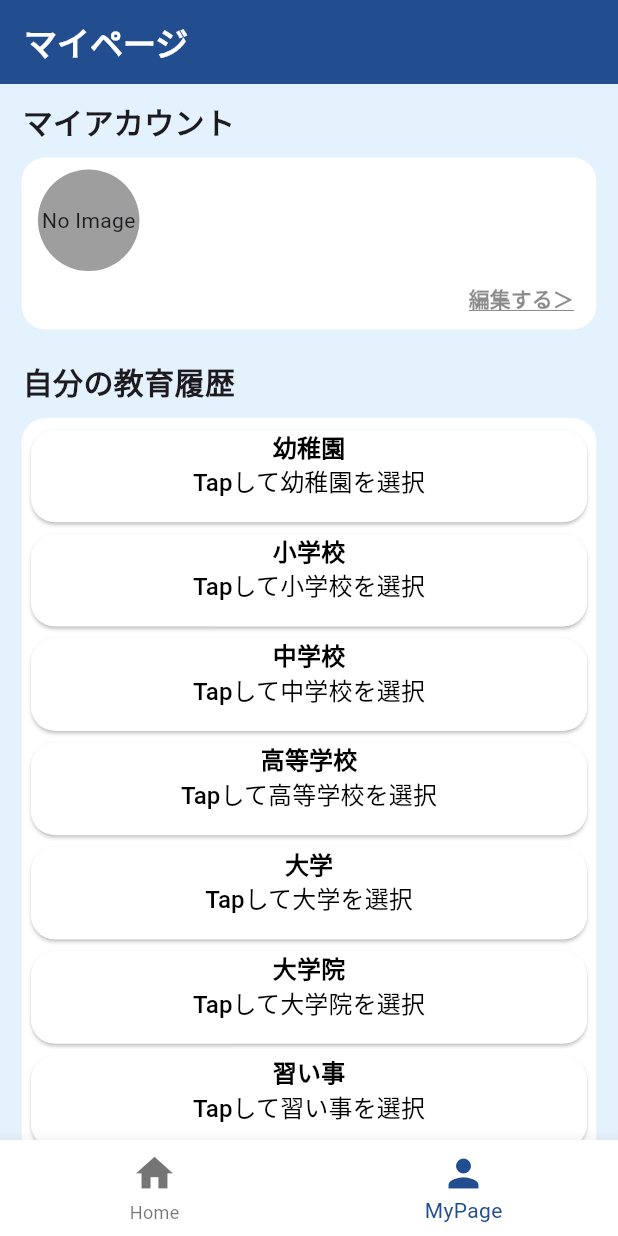
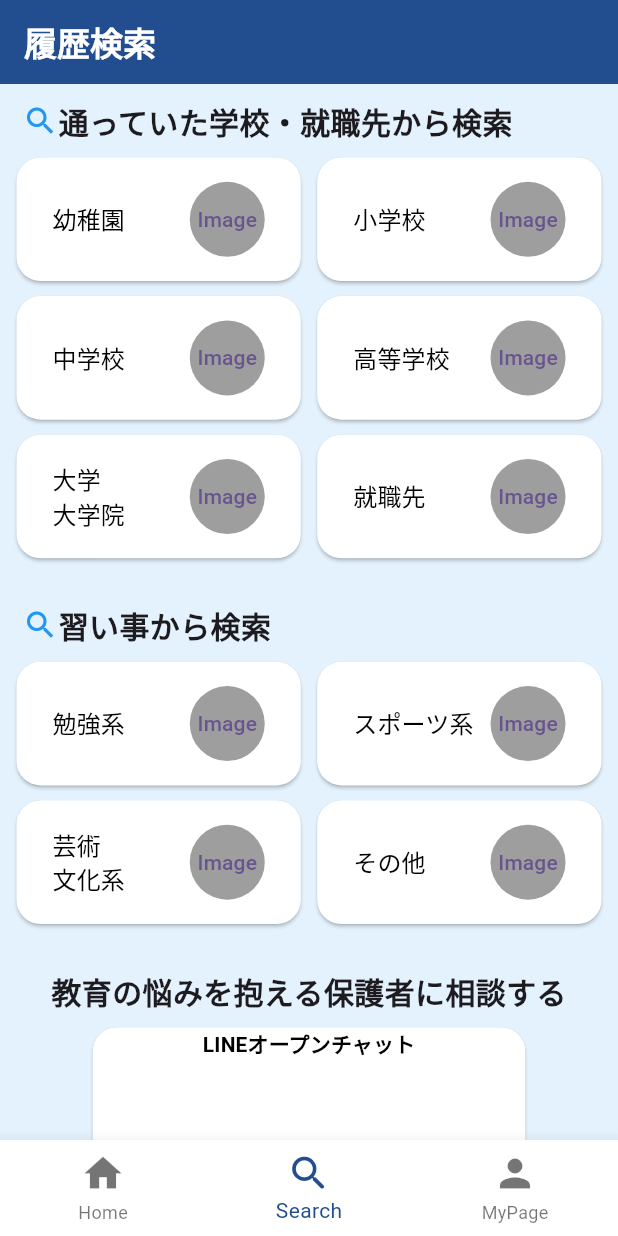
Before and after one commit to ziburi-hiro/new_plusch, a Flutter app: the TabBarPage screen opened by its route, item 2 of the bottom bar chosen, on a phone screen of 412 x 824 dp. Run offline on Flutter 3.47's test engine with Material 3 defaults, Android fonts, the phone set to English and light mode, and no system bars; our stand-ins replace carousel_slider, cloud_firestore, dots_indicator, firebase_auth, firebase_core, flutter_screenutil and 2 more; accounts and stored records are empty.

Commit message:
make history search page UI

```diff
--- a/lib/Components/TabBar.dart
+++ b/lib/Components/TabBar.dart
@@ -1,7 +1,8 @@
 import 'package:flutter/material.dart';
 import 'package:plusch/Constants/colors.dart';
-import 'package:plusch/Screen/home_page.dart';
-import 'package:plusch/Screen/mypage.dart';
+import 'package:plusch/Screen/after_login/home_page.dart';
+import 'package:plusch/Screen/after_login/mypage.dart';
+import 'package:plusch/Screen/after_login/search_history_page.dart';
 
 class TabBarPage extends StatefulWidget {
   const TabBarPage({super.key});
@@ -14,6 +15,7 @@ class _TabBarPageState extends State<TabBarPage> {
   int selectedIndex = 0;
   List<Widget> pageList = [
     const HomePage(),
+    const SearchHistoryPage(),
     const MyPage(),
   ];
 
@@ -41,6 +43,10 @@ class _TabBarPageState extends State<TabBarPage> {
               label: 'Home',
             ),
             BottomNavigationBarItem(
+              icon: Icon(Icons.search_rounded),
+              label: 'Search'
+            ),
+            BottomNavigationBarItem(
               icon: Icon(Icons.person),
               label: 'MyPage'
             )
--- /dev/null
+++ b/lib/Components/searchistorybutton.dart
@@ -0,0 +1,51 @@
+import 'package:flutter/material.dart';
+
+class HistorySearchButton extends StatelessWidget {
+  const HistorySearchButton({
+    super.key,
+    required this.screenSize,
+    required this.name,
+  });
+
+  final Size screenSize;
+  final String name;
+
+  @override
+  Widget build(BuildContext context) {
+    return SizedBox(
+      height: screenSize.height*0.1,
+      width: screenSize.width*0.46,
+      child: ElevatedButton(
+        onPressed: () {},
+        style: ElevatedButton.styleFrom(
+          shape: RoundedRectangleBorder(
+            borderRadius: BorderRadius.circular(16),
+          ),
+          backgroundColor: Colors.white,
+        ),
+        child: Row(
+          children: [
+            Text(name,style: const TextStyle(
+              fontSize: 16,
+              color: Colors.black,
+            ),),
+
+            const Spacer(),
+
+            Container(
+              width: 50,
+              height: 50,
+              decoration: const BoxDecoration(
+                shape: BoxShape.circle,
+                color: Colors.grey,
+              ),
+              child: const Center(
+                child: Text('Image'),
+              ),
+            ),
+          ],
+        ),
+      ),
+    );
+  }
+}
--- a/lib/Screen/home_page.dart
+++ b/lib/Screen/after_login/home_page.dart
@@ -47,7 +47,7 @@ class _HomePageState extends State<HomePage> {
               children: [
 
                 const Padding(
-                  padding: EdgeInsets.all(8.0),
+                  padding: EdgeInsets.only(top: 10.0,left: 15.0),
                   child: Align(
                     alignment: Alignment.centerLeft,
                     child: Text('おすすめ教育履歴',style: TextStyle(
@@ -83,7 +83,7 @@ class _HomePageState extends State<HomePage> {
                 ),
 
                 const Padding(
-                  padding: EdgeInsets.all(8.0),
+                  padding: EdgeInsets.only(top: 10.0, left: 15.0),
                   child: Align(
                     alignment: Alignment.centerLeft,
                     child: Text('閲覧した教育履歴',style: TextStyle(
--- a/lib/Screen/mypage.dart
+++ b/lib/Screen/after_login/mypage.dart
@@ -126,12 +126,12 @@ class _MyPageState extends State<MyPage> {
                   ),
                 ),
 
-                ///自分の教育履歴
+                ///自分の履歴
                 const Padding(
                   padding: EdgeInsets.only(top: 10.0, left: 15.0),
                   child: Align(
                     alignment: Alignment.centerLeft,
-                    child: Text('自分の教育履歴',style: TextStyle(
+                    child: Text('自分の履歴',style: TextStyle(
                       fontWeight: FontWeight.bold,
                       fontSize: 20,
                     ),),
@@ -157,7 +157,7 @@ class _MyPageState extends State<MyPage> {
                           SchoolSelectButton(screenSize: screenSize, kindOfSchool: '高等学校', kindOfSchoolEng: 'HighSchool',),
                           SchoolSelectButton(screenSize: screenSize, kindOfSchool: '大学', kindOfSchoolEng: 'University',),
                           SchoolSelectButton(screenSize: screenSize, kindOfSchool: '大学院', kindOfSchoolEng: 'GraduateSchool',),
-                          SchoolSelectButton(screenSize: screenSize, kindOfSchool: '習い事', kindOfSchoolEng: 'Kindergarten',),
+                          SchoolSelectButton(screenSize: screenSize, kindOfSchool: '就職先', kindOfSchoolEng: 'Employment',),
                         ],
                       )
                     ),
--- /dev/null
+++ b/lib/Screen/after_login/search_history_page.dart
@@ -0,0 +1,178 @@
+import 'package:flutter/material.dart';
+import 'package:flutter_screenutil/flutter_screenutil.dart';
+import 'package:plusch/Components/searchistorybutton.dart';
+import 'package:plusch/Constants/colors.dart';
+
+class SearchHistoryPage extends StatefulWidget {
+  const SearchHistoryPage({super.key});
+
+  @override
+  State<SearchHistoryPage> createState() => _SearchHistoryPageState();
+}
+
+class _SearchHistoryPageState extends State<SearchHistoryPage> {
+  @override
+  Widget build(BuildContext context) {
+    var screenSize = MediaQuery.of(context).size;
+
+    return WillPopScope(
+      onWillPop: () async => false,
+      child: Scaffold(
+        backgroundColor: mainBackColor,
+        appBar: AppBar(
+          title: const Text('履歴検索',style: TextStyle(
+            color: Colors.white,
+            fontWeight: FontWeight.bold,
+          ),),
+          automaticallyImplyLeading: false,
+          backgroundColor: appbarColor,
+        ),
+        body: SingleChildScrollView(
+          child: ScreenUtilInit(
+            designSize: const Size(393, 852),
+            child: Column(
+              children: [
+
+                ///通っていた学校・就職先から検索
+                const Padding(
+                  padding: EdgeInsets.only(top: 10.0, left: 15.0),
+                  child: Row(
+                    children: [
+                      Icon(
+                        Icons.search,
+                        color: Colors.blue,
+                      ),
+                      Text('通っていた学校・就職先から検索',style: TextStyle(
+                        fontWeight: FontWeight.bold,
+                        fontSize: 20,
+                      ),),
+                    ],
+                  ),
+                ),
+
+                Padding(
+                  padding: const EdgeInsets.only(top: 10.0),
+                  child: Row(
+                    mainAxisAlignment: MainAxisAlignment.spaceEvenly,
+                    children: [
+                      HistorySearchButton(screenSize: screenSize, name: '幼稚園',),
+                      HistorySearchButton(screenSize: screenSize, name: '小学校',),
+                    ],
+                  ),
+                ),
+
+                Padding(
+                  padding: const EdgeInsets.only(top: 10.0),
+                  child: Row(
+                    mainAxisAlignment: MainAxisAlignment.spaceEvenly,
+                    children: [
+                      HistorySearchButton(screenSize: screenSize, name: '中学校',),
+                      HistorySearchButton(screenSize: screenSize, name: '高等学校',),
+                    ],
+                  ),
+                ),
+
+                Padding(
+                  padding: const EdgeInsets.only(top: 10.0),
+                  child: Row(
+                    mainAxisAlignment: MainAxisAlignment.spaceEvenly,
+                    children: [
+                      HistorySearchButton(screenSize: screenSize, name: '大学\n大学院',),
+                      HistorySearchButton(screenSize: screenSize, name: '就職先',),
+                    ],
+                  ),
+                ),
+
+                const SizedBox(
+                  height: 20,
+                ),
+
+                ///習い事から検索
+                const Padding(
+                  padding: EdgeInsets.only(top: 10.0, left: 15.0),
+                  child: Row(
+                    children: [
+                      Icon(
+                        Icons.search,
+                        color: Colors.blue,
+                      ),
+                      Text('習い事から検索',style: TextStyle(
+                        fontWeight: FontWeight.bold,
+                        fontSize: 20,
+                      ),),
+                    ],
+                  ),
+                ),
+
+                Padding(
+                  padding: const EdgeInsets.only(top: 10.0),
+                  child: Row(
+                    mainAxisAlignment: MainAxisAlignment.spaceEvenly,
+                    children: [
+                      HistorySearchButton(screenSize: screenSize, name: '勉強系',),
+                      HistorySearchButton(screenSize: screenSize, name: 'スポーツ系',),
+                    ],
+                  ),
+                ),
+
+                Padding(
+                  padding: const EdgeInsets.only(top: 10.0),
+                  child: Row(
+                    mainAxisAlignment: MainAxisAlignment.spaceEvenly,
+                    children: [
+                      HistorySearchButton(screenSize: screenSize, name: '芸術\n文化系',),
+                      HistorySearchButton(screenSize: screenSize, name: 'その他',),
+                    ],
+                  ),
+                ),
+
+                const SizedBox(
+                  height: 20,
+                ),
+
+                ///LINEに飛ぶ
+                const Padding(
+                  padding: EdgeInsets.only(top: 10.0),
+                  child: Text('教育の悩みを抱える保護者に相談する',style: TextStyle(
+                    fontWeight: FontWeight.bold,
+                    fontSize: 20,
+                  ),),
+                ),
+
+                Padding(
+                  padding: const EdgeInsets.only(top: 10.0),
+                  child: SizedBox(
+                    height: screenSize.height*0.2,
+                    width: screenSize.width*0.7,
+                    child: ElevatedButton(
+                      onPressed: () {},
+                      style: ElevatedButton.styleFrom(
+                        shape: RoundedRectangleBorder(
+                          borderRadius: BorderRadius.circular(16),
+                        ),
+                        backgroundColor: Colors.white,
+                      ),
+                      child: const Column(
+                        children: [
+                          Text('LINEオープンチャット',style: TextStyle(
+                            color: Colors.black,
+                            fontWeight: FontWeight.bold,
+                          ),)
+                        ],
+                      ),
+                    ),
+                  ),
+                ),
+
+                const SizedBox(
+                  height: 30,
+                )
+
+              ],
+            ),
+          ),
+        ),
+      ),
+    );
+  }
+}
--- a/lib/main.dart
+++ b/lib/main.dart
@@ -2,9 +2,9 @@ import 'package:firebase_core/firebase_core.dart';
 import 'package:flutter/material.dart';
 import 'package:google_fonts/google_fonts.dart';
 import 'package:plusch/Components/TabBar.dart';
-import 'package:plusch/Screen/login_page.dart';
-import 'package:plusch/Screen/member_register_page.dart';
-import 'package:plusch/Screen/welcome_page.dart';
+import 'package:plusch/Screen/before_login/login_page.dart';
+import 'package:plusch/Screen/before_login/member_register_page.dart';
+import 'package:plusch/Screen/before_login/welcome_page.dart';
 import 'package:plusch/firebase_options.dart';
 
 final RouteObserver<ModalRoute> routeObserver = RouteObserver<ModalRoute>();
```
Also changed, not shown: lib/Screen/before_login/login_page.dart (renamed from lib/Screen/login_page.dart), lib/Screen/before_login/member_register_page.dart (renamed from lib/Screen/member_register_page.dart), lib/Screen/before_login/welcome_page.dart (renamed from lib/Screen/welcome_page.dart).
